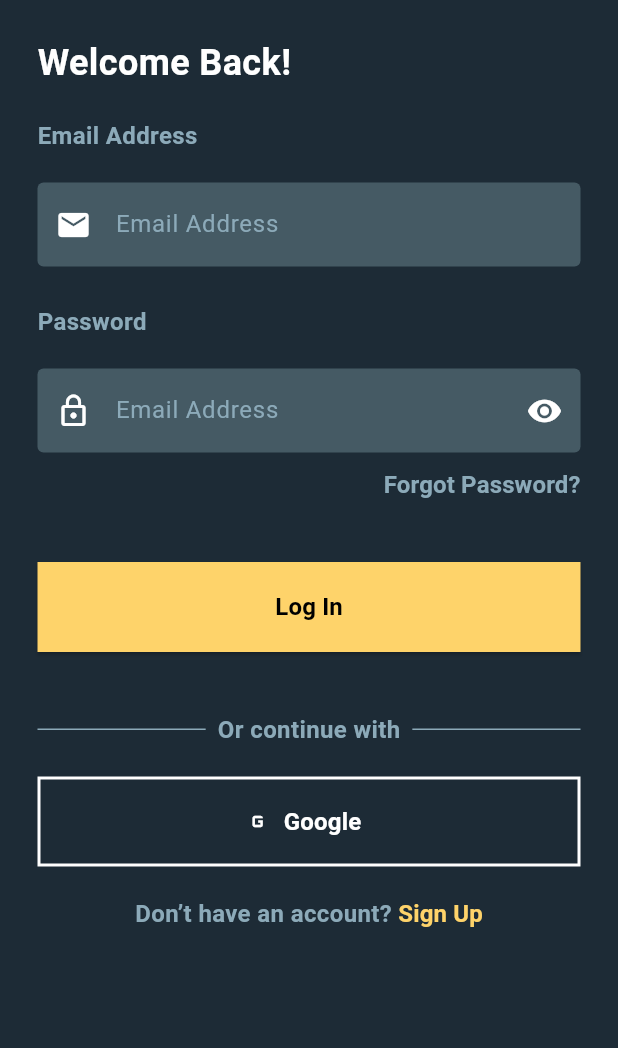
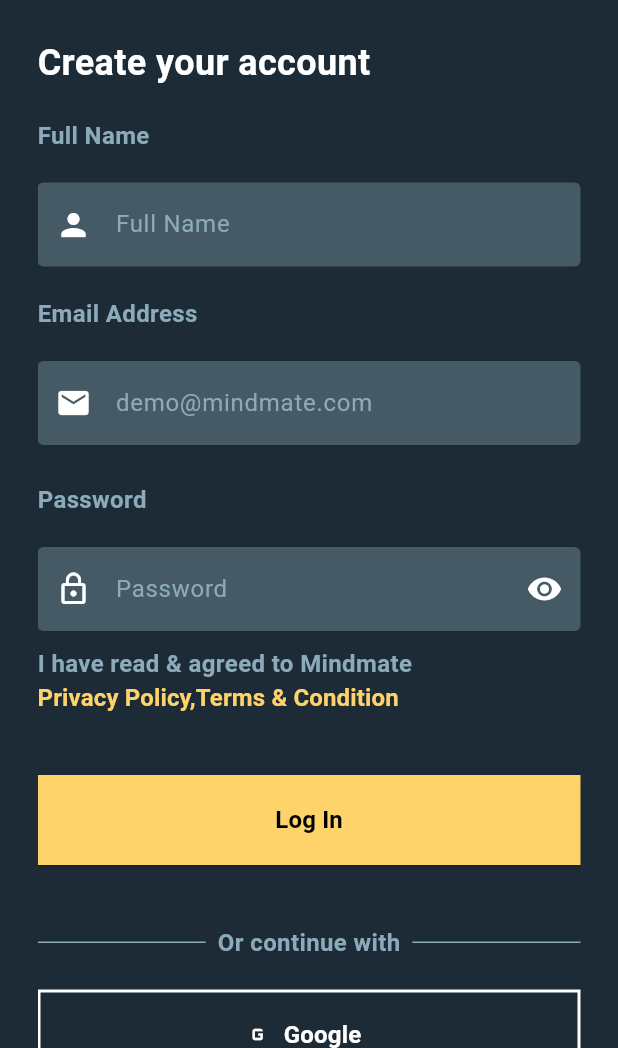
Before and after one commit to ipek-ozsasilar/Flutter_AI_Mindmate_Project, a Flutter app: the screen it shows after launch, on a phone screen of 412 x 824 dp, the part 188-1236 px from its top. Run offline on Flutter 3.47's test engine with Material 3 defaults, Android fonts, the phone set to English and light mode, and no system bars; our stand-ins replace get_it, responsive_framework.

Commit message:
Created create account view screen. Implemented privacy policy text with proper text wrapping using Text.rich and WidgetSpan. Added privacy policy text parts to strings enum.

```diff
--- a/lib/features/login/create_account_view.dart
+++ b/lib/features/login/create_account_view.dart
@@ -0,0 +1,128 @@
+import 'package:flutter/material.dart';
+import 'package:flutter/services.dart';
+import 'package:flutter_mindmate_project/gen/colors.gen.dart';
+import 'package:flutter_mindmate_project/products/appbars/log_in_appbar.dart';
+import 'package:flutter_mindmate_project/products/constants/icons.dart';
+import 'package:flutter_mindmate_project/products/constants/paddings.dart';
+import 'package:flutter_mindmate_project/products/enums/strings_enum.dart';
+import 'package:flutter_mindmate_project/products/widgets/buttons/global_elevated_button.dart';
+import 'package:flutter_mindmate_project/products/widgets/buttons/global_outlined_icon_button.dart';
+import 'package:flutter_mindmate_project/products/widgets/inputs/input_widget.dart';
+import 'package:flutter_mindmate_project/products/widgets/rows/or_continue_with_rows.dart';
+import 'package:flutter_mindmate_project/products/widgets/rows/text_and_sign_up_log_in_rows.dart';
+import 'package:flutter_mindmate_project/products/widgets/texts/general_text_widget.dart';
+import 'package:flutter_mindmate_project/products/enums/sizes_enum.dart';
+import 'package:flutter_mindmate_project/products/widgets/validators/validators.dart';
+
+class CreateAccountView extends StatefulWidget {
+  CreateAccountView({super.key});
+
+  @override
+  State<CreateAccountView> createState() => _CreateAccountViewState();
+}
+
+class _CreateAccountViewState extends State<CreateAccountView> {
+
+  final Alignment alignment = Alignment.centerRight;
+  @override
+  Widget build(BuildContext context) {
+    return Scaffold(
+      //Login appbar
+      appBar: LogInAppbar(),
+      body: Padding(
+        padding: Paddings.paddingInstance.generalHorizontalPadding,
+        child: ListView(
+          children: [
+            GeneralTextWidget(
+              color: ColorName.whiteColor,
+              size: TextSizesEnum.googleSize.value,
+              text: StringsEnum.createYourAccount.value,
+            ),
+            //email address text
+            Padding(
+              padding: Paddings.paddingInstance.loginVerticalPadding,
+              child: GeneralTextWidget(
+                color: ColorName.loginGreyTextColor,
+                size: TextSizesEnum.generalSize.value,
+                text: StringsEnum.fullName.value,
+              ),
+            ),
+            //full name input
+            InputWidget(
+              hintText: StringsEnum.fullName.value,
+              prefixIcon: IconConstants.iconConstants.personIcon,
+              keyboardType: TextInputType.name,
+            ),
+
+            Padding(
+              padding: Paddings.paddingInstance.loginVerticalPadding,
+              child: GeneralTextWidget(
+                color: ColorName.loginGreyTextColor,
+                size: TextSizesEnum.generalSize.value,
+                text: StringsEnum.emailAddress.value,
+              ),
+            ),
+            //email address input
+            InputWidget(
+              hintText: StringsEnum.demoEmail.value,
+              prefixIcon: IconConstants.iconConstants.emailIcon,
+              keyboardType: TextInputType.emailAddress,
+              inputFormatters: [
+                FilteringTextInputFormatter.allow(
+                  Validators.validatorsInstance.emailRegex,
+                ),
+              ],
+            ),
+            //password text
+            Padding(
+              padding: Paddings.paddingInstance.loginPasswordVerticalPadding,
+              child: GeneralTextWidget(
+                color: ColorName.loginGreyTextColor,
+                size: TextSizesEnum.generalSize.value,
+                text: StringsEnum.password.value,
+              ),
+            ),
+
+            //password input
+            InputWidget(
+              hintText: StringsEnum.password.value,
+              prefixIcon: IconConstants.iconConstants.lockIcon,
+              suffixIcon: IconConstants.iconConstants.visibilityIcon,
+              keyboardType: TextInputType.visiblePassword,
+            ),
+            //forgot password text button
+            Padding(
+              padding: Paddings.paddingInstance.loginForgotPasswordTopPadding,
+              child: TextAndSignUpLogInRowWidget(
+                firstText: StringsEnum.privacyPolicyFirstPart.value,
+                secondText: StringsEnum.privacyPolicySecondPart.value,
+                wrapAlignment: WrapAlignment.start,
+              ),
+            ),
+
+            Padding(
+              padding: Paddings.paddingInstance.splashButtonVerticalPadding,
+              child: GlobalElevatedButton(
+                onPressed: () {},
+                text: StringsEnum.logIn.value,
+              ),
+            ),
+
+            OrContinueWithRow(),
+
+            Padding(
+              padding:
+                  Paddings.paddingInstance.loginTextAndSignUpVerticalPadding,
+              child: GlobalOutlinedIconButton(),
+            ),
+
+            TextAndSignUpLogInRowWidget(
+              firstText: StringsEnum.alreadyHaveAnAccount.value,
+              secondText: StringsEnum.logIn.value,
+            ),
+          ],
+        ),
+      ),
+    );
+  }
+}
--- a/lib/features/login/log_in_view.dart
+++ b/lib/features/login/log_in_view.dart
@@ -33,8 +33,7 @@
       appBar: LogInAppbar(),
       body: Padding(
         padding: Paddings.paddingInstance.generalHorizontalPadding,
-        child: Column(
-          crossAxisAlignment: CrossAxisAlignment.start,
+        child: ListView(
           children: [
             //welcome back title
             GeneralTextWidget(
@@ -83,7 +82,7 @@
             //forgot password text button
             Padding(
               padding:
-                  Paddings.paddingInstance.loginForgotPasswordVerticalPadding,
+                  Paddings.paddingInstance.loginForgotPasswordTopPadding,
               child: Align(
                 alignment: alignment,
                 child: GlobalTextButton(
--- a/lib/main.dart
+++ b/lib/main.dart
@@ -1,4 +1,5 @@
 import 'package:flutter/material.dart';
+import 'package:flutter_mindmate_project/features/login/create_account_view.dart';
 import 'package:flutter_mindmate_project/features/splash/splash_view.dart';
 import 'package:flutter_mindmate_project/gen/colors.gen.dart';
 import 'package:flutter_mindmate_project/products/enums/device_type_enum.dart';
@@ -66,7 +67,7 @@
           ),
         ),
       ),
-      home:  LogInView(),
+      home:   CreateAccountView(),
     );
   }
 }
--- a/lib/products/constants/icons.dart
+++ b/lib/products/constants/icons.dart
@@ -8,4 +8,5 @@
   IconData get visibilityIcon => Icons.visibility;
   IconData get visibilityOffIcon => Icons.visibility_off;
   IconData get googleIcon => Icons.g_mobiledata;
+  IconData get personIcon => Icons.person;
 }
--- a/lib/products/constants/paddings.dart
+++ b/lib/products/constants/paddings.dart
@@ -10,7 +10,7 @@
   EdgeInsets get splashAppbarLeadingLeftPadding => const EdgeInsets.only(left: 25);
   EdgeInsets get loginVerticalPadding => const EdgeInsets.symmetric(vertical: 20);
   EdgeInsets get loginPasswordVerticalPadding => const EdgeInsets.only(top: 25, bottom: 20);
-  EdgeInsets get loginForgotPasswordVerticalPadding => const EdgeInsets.only(top: 10);
+  EdgeInsets get loginForgotPasswordTopPadding => const EdgeInsets.only(top: 10);
   EdgeInsets get loginTextAndSignUpVerticalPadding => const EdgeInsets.symmetric(vertical: 20);
   EdgeInsets get orContinueWithHorizontalPadding => const EdgeInsets.symmetric(horizontal: 8);
 }
--- a/lib/products/enums/strings_enum.dart
+++ b/lib/products/enums/strings_enum.dart
@@ -1,5 +1,3 @@
-import 'package:flutter/material.dart';
-
 enum StringsEnum {
   splashTitle('Manage your Day with '),
   demoEmail('demo@mindmate.com'),
@@ -20,6 +18,8 @@
   privacyPolicy(
     'I have read & agreed to Mindmate Privacy Policy,Terms & Condition',
   ),
+  privacyPolicyFirstPart('I have read & agreed to Mindmate'),
+  privacyPolicySecondPart('Privacy Policy,Terms & Condition'),
   notifications('Notifications'),
   history('History'),
   profile('Profile'),
--- a/lib/products/widgets/inputs/input_widget.dart
+++ b/lib/products/widgets/inputs/input_widget.dart
@@ -1,7 +1,6 @@
 import 'package:flutter/material.dart';
 import 'package:flutter/services.dart';
 import 'package:flutter_mindmate_project/gen/colors.gen.dart';
-import 'package:flutter_mindmate_project/products/enums/strings_enum.dart';
 import 'package:flutter_mindmate_project/products/widgets/buttons/global_icon_button.dart';
 
 class InputWidget extends StatelessWidget {
@@ -9,7 +8,7 @@
   final IconData prefixIcon;
   final IconData? suffixIcon;
   final TextInputType keyboardType;
-  final List<TextInputFormatter> inputFormatters;
+  final List<TextInputFormatter>? inputFormatters;
   final GlobalKey<FormState> formKey = GlobalKey<FormState>();
   final bool filled = true;
   InputWidget({
@@ -17,7 +16,7 @@
     required this.hintText,
     required this.prefixIcon,
     required this.keyboardType,
-    required this.inputFormatters,
+    this.inputFormatters,
     this.suffixIcon,
   });
 
@@ -27,10 +26,9 @@
       key: formKey,
       keyboardType: keyboardType,
       inputFormatters: inputFormatters,
-      validator: (value) =>
-          value!.isEmpty ? StringsEnum.emailAddress.value : null,
+      validator: (value) => value!.isEmpty ? hintText : null,
       decoration: InputDecoration(
-        hintText: StringsEnum.emailAddress.value,
+        hintText: hintText,
         hintStyle: TextStyle(color: ColorName.loginGreyTextColor),
         filled: filled,
         fillColor: ColorName.loginInputColor,
--- a/lib/products/widgets/rows/text_and_sign_up_log_in_rows.dart
+++ b/lib/products/widgets/rows/text_and_sign_up_log_in_rows.dart
@@ -1,5 +1,4 @@
 import 'package:flutter/material.dart';
-import 'package:flutter_mindmate_project/features/login/log_in_view.dart';
 import 'package:flutter_mindmate_project/gen/colors.gen.dart';
 import 'package:flutter_mindmate_project/products/widgets/buttons/global_text_button.dart';
 import 'package:flutter_mindmate_project/products/widgets/texts/general_text_widget.dart';
@@ -9,17 +8,19 @@
   final String firstText;
   final String secondText;
   final String space = " ";
-  final MainAxisAlignment mainAxisAlignment = MainAxisAlignment.center;
+  final WrapAlignment wrapAlignment;
   TextAndSignUpLogInRowWidget({
     super.key,
     required this.firstText,
     required this.secondText,
+    this.wrapAlignment = WrapAlignment.center,
   });
 
   @override
   Widget build(BuildContext context) {
-    return Row(
-      mainAxisAlignment: mainAxisAlignment,
+    return Wrap(
+      alignment: wrapAlignment,
+      crossAxisAlignment: WrapCrossAlignment.center,
       children: [
         GeneralTextWidget(
           color: ColorName.loginGreyTextColor,
```
